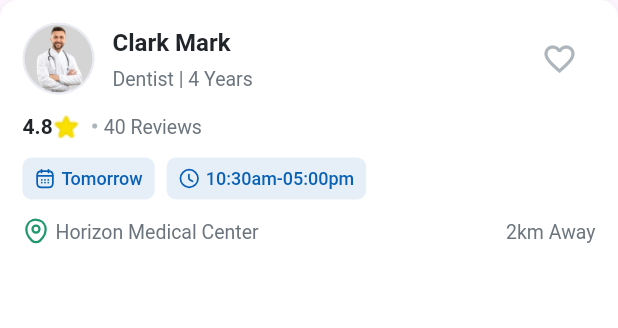
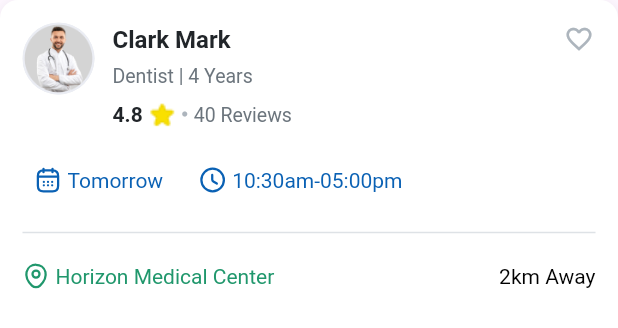
Before and after one commit to Teewhydot/paxform_project, a Flutter app: the DoctorCardWidget widget shown alone on an empty page, opened directly, on a phone screen of 412 x 824 dp. Shown: the top 328 px of the screen. Run offline on Flutter 3.47's test engine with Material 3 defaults, Android fonts, the phone set to English and light mode, and no system bars; our stand-ins replace flutter_svg; Roboto replaces fonts that are missing (Public Sans).

Commit message:
nearest soctors section now complete

```diff
--- a/lib/core/theme/app_colors.dart
+++ b/lib/core/theme/app_colors.dart
@@ -99,4 +99,7 @@ class AppColors {
 
   ///Search Color
   static const Color searchColor = Color(0xFFF6F7FB);
+
+  ///Divider Color
+  static const Color divider = Color(0xFFDEE2E6);
 }
--- a/lib/core/theme/app_typography.dart
+++ b/lib/core/theme/app_typography.dart
@@ -147,8 +147,8 @@ class AppTypography {
   /// Figma: Medium, 13px
   static const TextStyle badge = TextStyle(
     fontFamily: _fontFamily,
-    fontSize: 13,
-    fontWeight: FontWeight.w500, // Medium
+    fontSize: 14,
+    fontWeight: FontWeight.w400, // Medium
     height: 1.3,
     letterSpacing: 0,
     color: AppColors.primaryBlue,
--- a/lib/features/medical_center/presentation/pages/medical_center_home_page.dart
+++ b/lib/features/medical_center/presentation/pages/medical_center_home_page.dart
@@ -118,7 +118,7 @@ class MedicalCenterHomePage extends StatelessWidget {
                         ),
                       ),
 
-                      const SizedBox(height: AppSpacing.xxl),
+                      const SizedBox(height: AppSpacing.lg),
 
                       // Categories section
                       Padding(
--- a/lib/features/medical_center/presentation/widgets/doctor_card_widget.dart
+++ b/lib/features/medical_center/presentation/widgets/doctor_card_widget.dart
@@ -41,10 +41,9 @@ class DoctorCardWidget extends StatelessWidget {
 
   @override
   Widget build(BuildContext context) {
-    return InkWell(
-      onTap: onTap,
-      borderRadius: BorderRadius.circular(AppSpacing.radiusMedium),
-      child: Container(
+    return Stack(
+      children: [
+        Container(
           padding: const EdgeInsets.all(AppSpacing.lg), // Figma: 16px padding
           decoration: BoxDecoration(
             color: AppColors.backgroundWhite, // Figma: White background
@@ -65,6 +64,7 @@ class DoctorCardWidget extends StatelessWidget {
             children: [
               // Header: Profile + Name + Favorite
               Row(
+                crossAxisAlignment: CrossAxisAlignment.start,
                 children: [
                   // Profile image
                   CircleAvatar(
@@ -90,49 +90,35 @@ class DoctorCardWidget extends StatelessWidget {
                         const SizedBox(height: 2),
                         Text(
                           '$specialty | $yearsOfExperience Years',
-                        style:
-                            AppTypography.caption, // Figma: Regular, 13px, gray
+                          style: AppTypography
+                              .caption, // Figma: Regular, 13px, gray
                           maxLines: 1,
                           overflow: TextOverflow.ellipsis,
                         ),
-                    ],
-                  ),
-                ),
-
-                // Favorite button
-                IconButton(
-                  onPressed: onFavoriteTap,
-                  icon: Icon(
-                    isFavorite ? Icons.favorite : Icons.favorite_border,
-                    color: isFavorite
-                        ? AppColors.accentRed
-                        : AppColors.textTertiary,
-                    size: 24,
-                  ),
-                  padding: EdgeInsets.zero,
-                  constraints: const BoxConstraints(),
-                ),
-              ],
-            ),
-
-            const SizedBox(height: AppSpacing.md), // Figma: 12px gap
+                        const SizedBox(height: AppSpacing.sm),
                         // Rating
                         Row(
                           children: [
                             Text(
                               rating.toStringAsFixed(1),
-                  style: AppTypography.rating, // Figma: Semi-bold, 14px
+                              style: AppTypography
+                                  .rating, // Figma: Semi-bold, 14px
                             ),
+                            const SizedBox(width: 4),
+
                             Image.asset(
                               AppAssets.starPng,
                               width: 18,
                               height: 18,
                               fit: BoxFit.contain,
                             ),
-                const SizedBox(width: 4),
 
                             const SizedBox(width: 4),
-                Icon(Icons.circle, size: 4, color: AppColors.textTertiary),
+                            Icon(
+                              Icons.circle,
+                              size: 4,
+                              color: AppColors.textTertiary,
+                            ),
                             const SizedBox(width: 4),
                             Text(
                               '$reviewCount Reviews',
@@ -142,8 +128,13 @@ class DoctorCardWidget extends StatelessWidget {
                             ),
                           ],
                         ),
+                      ],
+                    ),
+                  ),
+                ],
+              ),
 
-            const SizedBox(height: AppSpacing.md), // Figma: 12px gap
+              const SizedBox(height: AppSpacing.xl), // Figma: 12px gap
               // Availability and time slot badges
               Row(
                 children: [
@@ -164,6 +155,9 @@ class DoctorCardWidget extends StatelessWidget {
               ),
 
               const SizedBox(height: AppSpacing.md), // Figma: 12px gap
+              // Divider
+              const Divider(color: AppColors.divider, thickness: 1),
+              const SizedBox(height: AppSpacing.md), // Figma: 12px gap
               // Location and distance
               Row(
                 children: [
@@ -180,8 +174,8 @@ class DoctorCardWidget extends StatelessWidget {
                   Expanded(
                     child: Text(
                       location,
-                    style: AppTypography.caption.copyWith(
-                      color: AppColors.textSecondary,
+                      style: AppTypography.badge.copyWith(
+                        color: AppColors.accentGreen,
                       ), // Figma: Regular, 13px, gray
                       maxLines: 1,
                       overflow: TextOverflow.ellipsis,
@@ -190,8 +184,8 @@ class DoctorCardWidget extends StatelessWidget {
                   const SizedBox(width: AppSpacing.sm),
                   Text(
                     distance,
-                  style: AppTypography.caption.copyWith(
-                    color: AppColors.textSecondary,
+                    style: AppTypography.badge.copyWith(
+                      color: AppColors.black,
                     ), // Figma: Regular, 13px, gray
                   ),
                 ],
@@ -199,6 +193,16 @@ class DoctorCardWidget extends StatelessWidget {
             ],
           ),
         ),
+        Positioned(
+          top: 16,
+          right: 16,
+          child: Icon(
+            isFavorite ? Icons.favorite : Icons.favorite_border,
+            color: isFavorite ? AppColors.accentRed : AppColors.textTertiary,
+            size: 20,
+          ),
+        ),
+      ],
     );
   }
 
@@ -213,7 +217,6 @@ class DoctorCardWidget extends StatelessWidget {
         vertical: 6, // Figma: 6px vertical
       ),
       decoration: BoxDecoration(
-        color: color.withValues(alpha: 0.1), // Figma: Light blue background
         borderRadius: BorderRadius.circular(6), // Figma: 6px radius
       ),
       child: Row(
@@ -221,18 +224,12 @@ class DoctorCardWidget extends StatelessWidget {
         children: [
           SvgPicture.asset(
             svgPath,
-            width: 14,
-            height: 14,
+            width: 18,
+            height: 18,
             colorFilter: ColorFilter.mode(color, BlendMode.srcIn),
           ),
           const SizedBox(width: 4),
-          Text(
-            text,
-            style: AppTypography.badge.copyWith(
-              color: color,
-              fontSize: 12, // Figma: 12px
-            ),
-          ),
+          Text(text, style: AppTypography.badge),
         ],
       ),
     );
```
Lines whose indentation alone changed are shown as unchanged.
